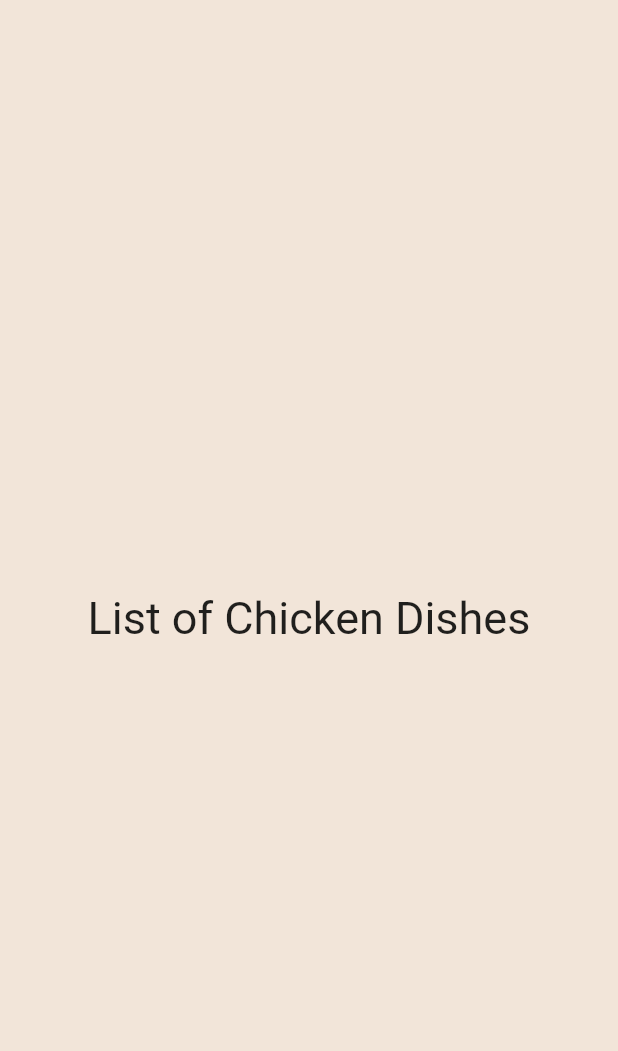
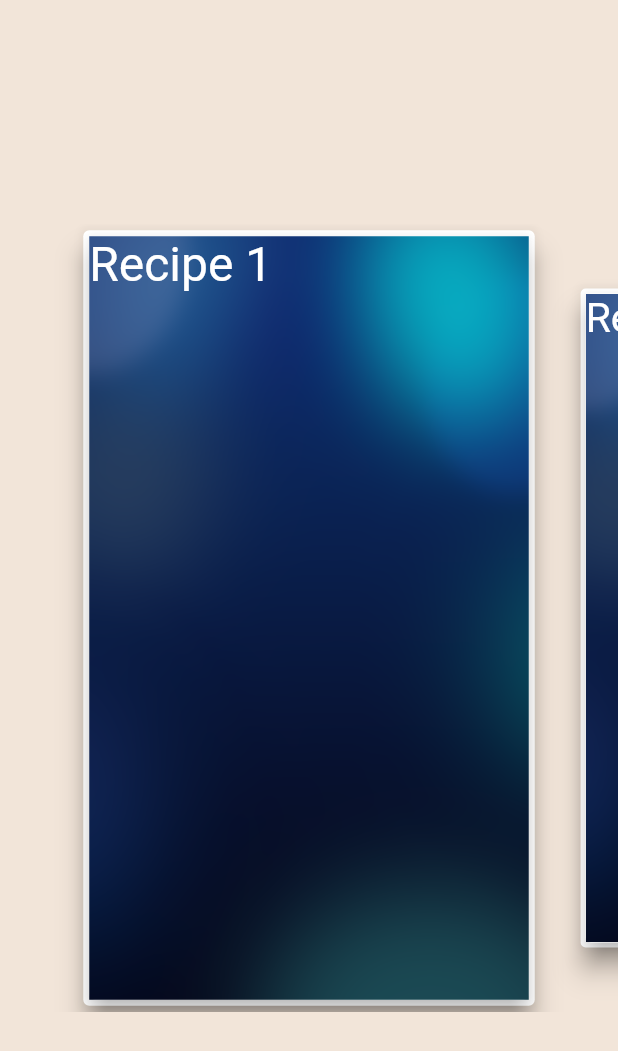
Before and after one commit to angelo-perez/KitchenGoodies, a Flutter app: the ChickenRecipes screen opened directly, on a phone screen of 412 x 824 dp. Shown: the top 1051 px of the screen. Run offline on Flutter 3.47's test engine with Material 2 defaults, Android fonts, the phone set to English and light mode, and no system bars; our stand-ins replace curved_navigation_bar, persistent_bottom_nav_bar.

Commit message:
-OOP Approach -Page View w/ Snap Effect (Recipe List)

```diff
--- a/lib/recipe_categories/chicken_recipes.dart
+++ b/lib/recipe_categories/chicken_recipes.dart
@@ -3,6 +3,23 @@ import 'package:flutter/src/widgets/framework.dart';
 import 'package:flutter/material.dart';
 import '../recipes_page.dart';
 import '../main.dart';
+
+class Recipe {
+  late final int id;
+  late final String imgPath;
+  late final String recipeName;
+  late final String description;
+
+  Recipe(this.id, this.imgPath, this.recipeName, this.description);
+}
+
+List<Recipe> recipeList = [
+  Recipe(1, 'images/img1.png', 'Recipe 1', 'First Recipe'),
+  Recipe(2, 'images/img1.png', 'Recipe 2', 'Second Recipe'),
+  Recipe(3, 'images/img1.png', 'Recipe 3', 'Third Recipe'),
+  Recipe(4, 'images/img1.png', 'Recipe 4', 'Fourth Recipe'),
+  Recipe(5, 'images/img1.png', 'Recipe 5', 'Fifth Recipe'),
+];
 
 class ChickenRecipes extends StatefulWidget {
   const ChickenRecipes({Key? key}) : super(key: key);
@@ -12,21 +29,58 @@ class ChickenRecipes extends StatefulWidget {
 }
 
 class _ChickenRecipesState extends State<ChickenRecipes> {
+  int _index = 0;
+
   @override
   Widget build(BuildContext context) {
     return Scaffold(
       backgroundColor: Color(0xFFF2E5D9),
       body: Center(
-        child: Column(
-          mainAxisAlignment: MainAxisAlignment.center,
-          crossAxisAlignment: CrossAxisAlignment.center,
-          children: [
-            Text(
-              'List of Chicken Dishes',
-              textAlign: TextAlign.center,
-              style: TextStyle(fontSize: 30),
-            ),
-          ],
+        child: SizedBox(
+          height: 525, // card height
+          child: PageView.builder(
+            itemCount: recipeList.length,
+            controller: PageController(viewportFraction: 0.75), //card width
+            onPageChanged: (int index) => setState(() => _index = index),
+            itemBuilder: (_, i) {
+              return Transform.scale(
+                scale: i == _index ? 1 : 0.85,
+                child: Card(
+                  elevation: 8,
+                  child: Card(
+                    elevation: 6,
+                    child: _recipeListItem(context, _index),
+                  ),
+                ),
+              );
+            },
+          ),
+        ),
+      ),
+    );
+  }
+
+  Widget _recipeListItem(BuildContext context, int _index) {
+    Recipe recipe = recipeList[_index];
+    return InkWell(
+      splashColor: Colors.black26,
+      onTap: (() {}),
+      // onTap: () =>
+      //   pushNewScreen(
+      //     context, screen: ChickenRecipes(),
+      //     withNavBar: true
+      //   ),
+      child: Ink.image(
+        image: AssetImage(recipe.imgPath),
+        height: 200,
+        width: 200,
+        fit: BoxFit.cover,
+        child: Text(
+          recipe.recipeName,
+          style: TextStyle(
+            fontSize: 32,
+            color: Colors.white,
+          ),
         ),
       ),
     );
```
Also changed, not shown: lib/main.dart (+14 -0 lines), lib/recipes_page.dart (+64 -54 lines), images/img1.png (added).
